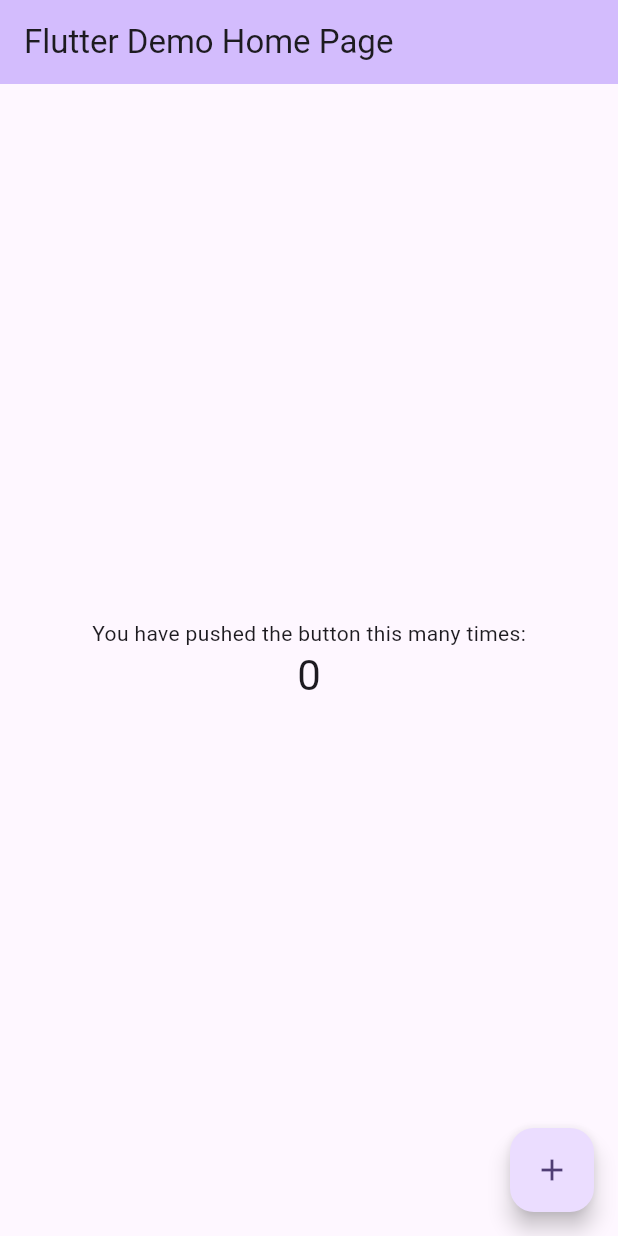
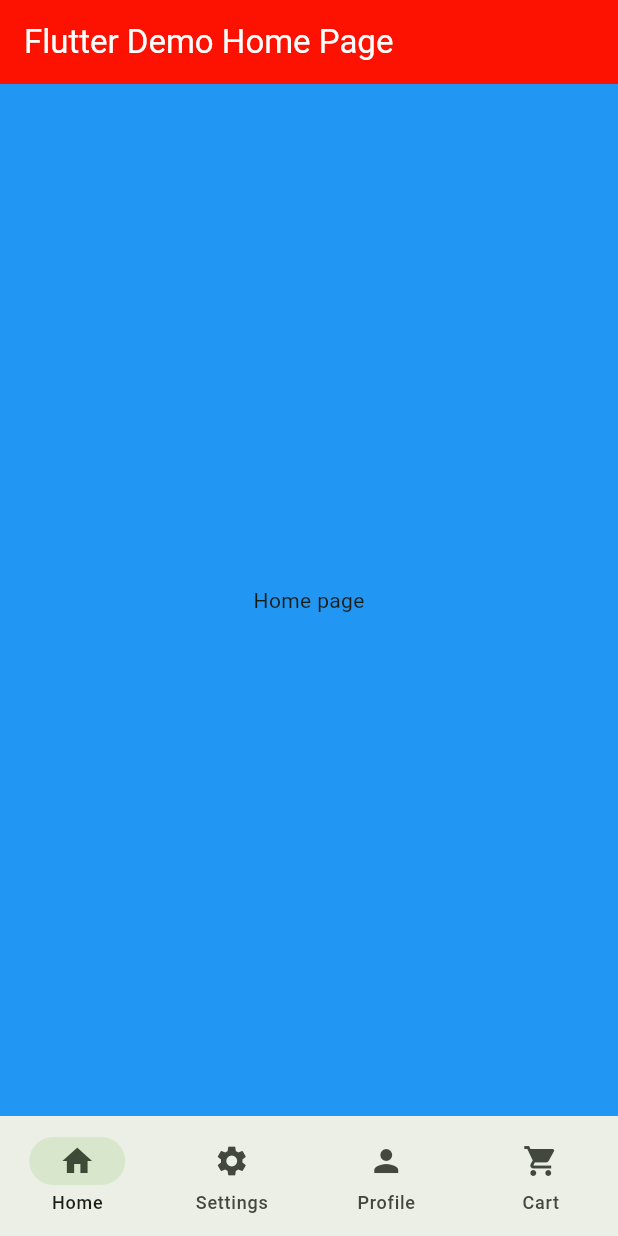
Before and after one commit to Psage001/practise_app, a Flutter app: the screen it shows after launch, on a phone screen of 412 x 824 dp. Run offline on Flutter 3.47's test engine with Material 3 defaults, Android fonts, the phone set to English and light mode, and no system bars.

Commit message:
Star of the development adding a navigation bar

```diff
--- a/lib/main.dart
+++ b/lib/main.dart
@@ -11,25 +11,11 @@ class MyApp extends StatelessWidget {
   @override
   Widget build(BuildContext context) {
     return MaterialApp(
-      title: 'Practise app',
+      title: ' app',
       theme: ThemeData(
 
-        // This is the theme of your application.
-        //
-        // TRY THIS: Try running your application with "flutter run". You'll see
-        // the application has a purple toolbar. Then, without quitting the app,
-        // try changing the seedColor in the colorScheme below to Colors.green
-        // and then invoke "hot reload" (save your changes or press the "hot
-        // reload" button in a Flutter-supported IDE, or press "r" if you used
-        // the command line to start the app).
-        //
-        // Notice that the counter didn't reset back to zero; the application
-        // state is not lost during the reload. To reset the state, use hot
-        // restart instead.
-        //
-        // This works for code too, not just values: Most code changes can be
-        // tested with just a hot reload.
-        colorScheme: ColorScheme.fromSeed(seedColor: Colors.deepPurple),
+
+        colorScheme: ColorScheme.fromSeed(seedColor: Color.fromARGB(255, 69, 226, 21)),
         useMaterial3: true,
       ),
       home: const MyHomePage(title: 'Flutter Demo Home Page'),
@@ -40,14 +26,6 @@ class MyApp extends StatelessWidget {
 class MyHomePage extends StatefulWidget {
   const MyHomePage({super.key, required this.title});
 
-  // This widget is the home page of your application. It is stateful, meaning
-  // that it has a State object (defined below) that contains fields that affect
-  // how it looks.
-
-  // This class is the configuration for the state. It holds the values (in this
-  // case the title) provided by the parent (in this case the App widget) and
-  // used by the build method of the State. Fields in a Widget subclass are
-  // always marked "final".
 
   final String title;
 
@@ -57,70 +35,66 @@ class MyHomePage extends StatefulWidget {
 
 class _MyHomePageState extends State<MyHomePage> {
   int _counter = 0;
-
+  int currentpageindex = 0;
   void _incrementCounter() {
     setState(() {
-      // This call to setState tells the Flutter framework that something has
-      // changed in this State, which causes it to rerun the build method below
-      // so that the display can reflect the updated values. If we changed
-      // _counter without calling setState(), then the build method would not be
-      // called again, and so nothing would appear to happen.
+
       _counter++;
     });
   }
+final List<Widget> _pages = [
+  Container(
+    color: Colors.blue, // Home page background color
+    child: Center(child: Text("Home page")),
+  ),
+  Container(
+    color: Colors.green, // Settings page background color
+    child: Center(child: Text("Settings page")),
+  ),
+  Container(
+    color: Colors.orange, // Profile page background color
+    child: Center(child: Text("Profile")),
+  ),
+  Container(
+    color: Colors.red, // Cart page background color
+    child: Center(child: Text("Cart")),
+  ),
+];
+
 
   @override
   Widget build(BuildContext context) {
     // This method is rerun every time setState is called, for instance as done
-    // by the _incrementCounter method above.
-    //
-    // The Flutter framework has been optimized to make rerunning build methods
-    // fast, so that you can just rebuild anything that needs updating rather
-    // than having to individually change instances of widgets.
+
     return Scaffold(
       appBar: AppBar(
-        // TRY THIS: Try changing the color here to a specific color (to
-        // Colors.amber, perhaps?) and trigger a hot reload to see the AppBar
-        // change color while the other colors stay the same.
-        backgroundColor: Theme.of(context).colorScheme.inversePrimary,
+
+        backgroundColor: const Color.fromARGB(255, 253, 17, 0),
         // Here we take the value from the MyHomePage object that was created by
         // the App.build method, and use it to set our appbar title.
-        title: Text(widget.title),
-      ),
-      body: Center(
-        // Center is a layout widget. It takes a single child and positions it
-        // in the middle of the parent.
-        child: Column(
-          // Column is also a layout widget. It takes a list of children and
-          // arranges them vertically. By default, it sizes itself to fit its
-          // children horizontally, and tries to be as tall as its parent.
-          //
-          // Column has various properties to control how it sizes itself and
-          // how it positions its children. Here we use mainAxisAlignment to
-          // center the children vertically; the main axis here is the vertical
-          // axis because Columns are vertical (the cross axis would be
-          // horizontal).
-          //
-          // TRY THIS: Invoke "debug painting" (choose the "Toggle Debug Paint"
-          // action in the IDE, or press "p" in the console), to see the
-          // wireframe for each widget.
-          mainAxisAlignment: MainAxisAlignment.center,
-          children: <Widget>[
-            const Text(
-              'You have pushed the button this many times:',
-            ),
-            Text(
-              '$_counter',
-              style: Theme.of(context).textTheme.headlineMedium,
-            ),
-          ],
+        title: Text(
+          widget.title,
+          style: TextStyle(color: Colors.white), // Change title text color here
         ),
       ),
-      floatingActionButton: FloatingActionButton(
-        onPressed: _incrementCounter,
-        tooltip: 'Increment',
-        child: const Icon(Icons.add),
-      ), // This trailing comma makes auto-formatting nicer for build methods.
+      body: _pages[currentpageindex],
+      bottomNavigationBar: NavigationBar(
+        selectedIndex: currentpageindex,
+        onDestinationSelected: (int index){
+          setState(() {
+            currentpageindex = index;
+          });
+        },
+        destinations: const <NavigationDestination>[
+          NavigationDestination(icon: Icon(Icons.home),
+           label: 'Home',
+           ),
+          NavigationDestination(icon: Icon(Icons.settings), label: 'Settings'),
+          NavigationDestination(icon: Icon(Icons.person), label: 'Profile'),
+          NavigationDestination(icon: Icon(Icons.shopping_cart), label: 'Cart'),
+        ],
+      ),
+
     );
   }
 }
```
Also changed, not shown: flutter_01.png (added), 1 other file.
